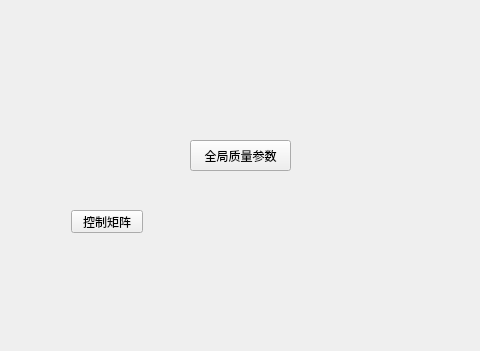
Old version of the form Step2.ui in the repository albert2lyu/QualityFunctionDeployment; both pictures show x 0 to 480 and y 0 to 351 of the 1544 by 610 pixel window.
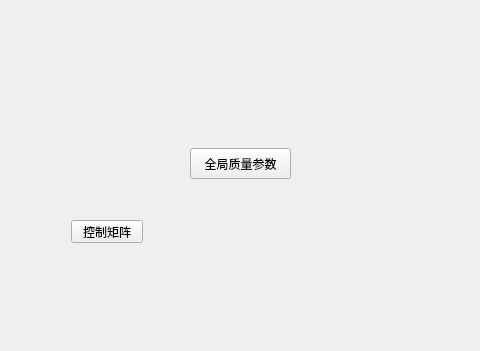
New version of the form.

```diff
--- a/Step2.ui
+++ b/Step2.ui
@@ -32,7 +32,7 @@
    <property name="geometry">
     <rect>
      <x>10</x>
-     <y>20</y>
+     <y>10</y>
      <width>481</width>
      <height>451</height>
     </rect>
@@ -41,7 +41,7 @@
     <property name="geometry">
      <rect>
       <x>61</x>
-      <y>190</y>
+      <y>210</y>
       <width>72</width>
       <height>23</height>
      </rect>
@@ -59,7 +59,7 @@
     <property name="geometry">
      <rect>
       <x>180</x>
-      <y>120</y>
+      <y>138</y>
       <width>101</width>
       <height>31</height>
      </rect>
```
